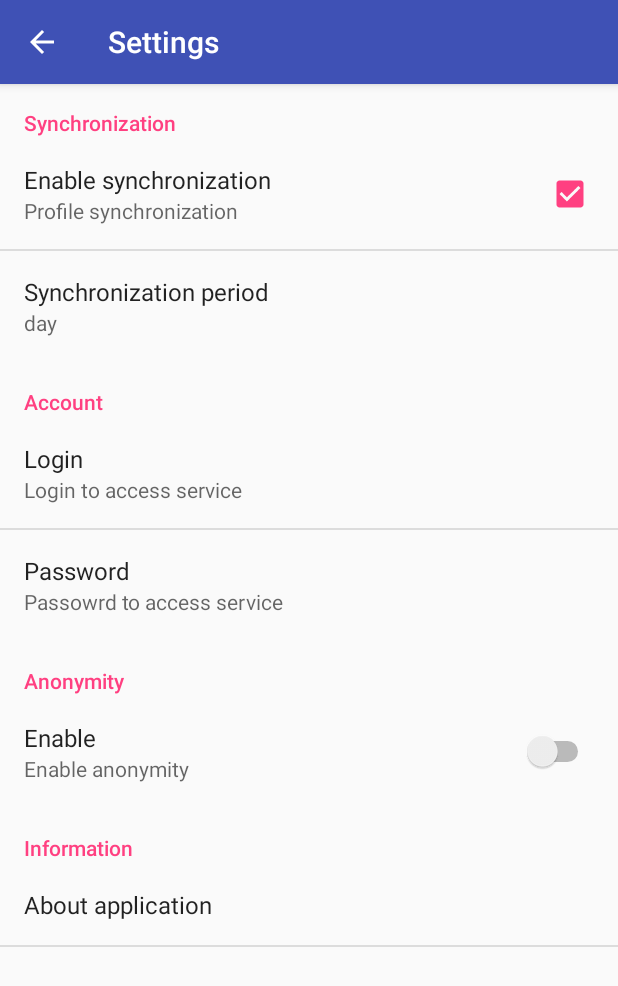
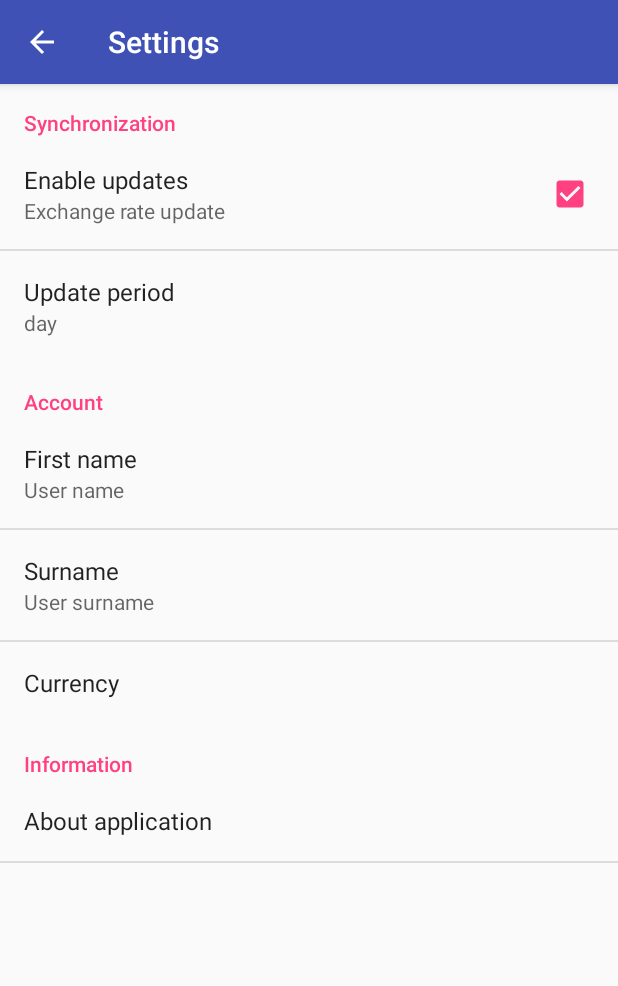
Before and after one commit to Neronse/yft, an Android app: the SettingsActivity screen opened directly, with no data from a screen before it, on a phone screen of 412 x 824 dp. Shown: the top 986 px of the screen. Run offline under Robolectric (Android 15) with nearby library versions, the phone set to English and light mode, and no system bars.

Commit message:
Settings screen edited

```diff
--- a/app/src/main/java/com/yaschool/neronse/yft/SettingsActivity.kt
+++ b/app/src/main/java/com/yaschool/neronse/yft/SettingsActivity.kt
@@ -53,8 +53,10 @@ class SettingsActivity : AppCompatPreferenceActivity() {
             // to their values. When their values change, their summaries are
             // updated to reflect the new value, per the Android Design
             // guidelines.
-            bindPreferenceSummaryToValue(findPreference("pref_syncSyncInterval"))
-            bindPreferenceSummaryToValue(findPreference("pref_accountLogin"))
+            bindPreferenceSummaryToValue(findPreference("pref_UpdateInterval"))
+            bindPreferenceSummaryToValue(findPreference("pref_accountName"))
+            bindPreferenceSummaryToValue(findPreference("pref_accountPassword"))
+            bindPreferenceSummaryToValue(findPreference("pref_currencyType"))
         }
 
         override fun onOptionsItemSelected(item: MenuItem): Boolean {
--- a/app/src/main/res/values/array.xml
+++ b/app/src/main/res/values/array.xml
@@ -12,4 +12,15 @@
         <item>1h</item>
         <item>1d</item>
     </string-array>
+
+    <string-array name="pref_currency_entries">
+        <item>Rubles</item>
+        <item>Dollars</item>
+
+    </string-array>
+
+    <string-array name="pref_currency_values">
+        <item>RUB</item>
+        <item>USD</item>
+    </string-array>
 </resources>
--- a/app/src/main/res/values/strings.xml
+++ b/app/src/main/res/values/strings.xml
@@ -5,24 +5,19 @@
 
     <!-- Strings related to Settings -->
 
-    <string name="pref_sync">pref_sync</string>
-    <string name="pref_key_account_settings">pref_key_account_settings</string>
-    <string name="pref_accountPassword">pref_accountPassword</string>
-    <string name="pref_key_anonymous">pref_key_anonymous</string>
-    <string name="pref_key_anonymous_settings">pref_key_anonymous_settings</string>
-    <string name="anonymous">Anonymity</string>
+    <string name="pref_sync" translatable="false">pref_sync</string>
+    <string name="pref_key_account_settings" translatable="false">pref_key_account_settings</string>
+    <string name="pref_accountPassword" translatable="false">pref_accountPassword</string>
     <string name="enable">Enable</string>
-    <string name="enable_anonymity">Enable anonymity</string>
-    <string name="password">Password</string>
-    <string name="password_description">Passowrd to access service</string>
-    <string name="login">Login</string>
-    <string name="login_description">Login to access service</string>
+    <string name="surname_description">User surname</string>
+    <string name="login">First name</string>
+    <string name="login_description">User name</string>
     <string name="account">Account</string>
-    <string name="synchronization_descroption">How often synchronize with a remote server</string>
-    <string name="synchronize_period">Synchronization period</string>
+    <string name="update_time_description">How often update exchange rates</string>
+    <string name="update_period">Update  period</string>
     <string name="synchronization">Synchronization</string>
-    <string name="enable_synchronization">Enable synchronization</string>
-    <string name="synchronize_decription">Profile synchronization</string>
+    <string name="enable_updates">Enable updates</string>
+    <string name="update_description">Exchange rate update</string>
     <string name="about_description">Any text about app, author rights and another boring things</string>
     <string name="about_title">About app</string>
     <string name="information">Information</string>
@@ -36,4 +31,10 @@
     <string name="last_update">Last update:</string>
     <string name="refresh">refresh</string>
     <string name="history">History</string>
+    <string name="dialog_update_title">Choose period</string>
+    <string name="surname">Surname</string>
+    <string name="pref_currencyType" translatable="false">pref_currencyType</string>
+    <string name="currency">Currency</string>
+    <string name="currencyType">Currency type</string>
+    <string name="chooseCurrency">Choose currency</string>
 </resources>
--- a/app/src/main/res/xml/pref_main.xml
+++ b/app/src/main/res/xml/pref_main.xml
@@ -5,16 +5,16 @@
         android:key="pref_key_sync_settings">
         <CheckBoxPreference
             android:key="@string/pref_sync"
-            android:title="@string/enable_synchronization"
-            android:summary="@string/synchronize_decription"
+            android:title="@string/enable_updates"
+            android:summary="@string/update_description"
             android:defaultValue="true" />
         <!--            from res/values/arrays.xml        -->
         <ListPreference
             android:dependency="pref_sync"
-            android:key="pref_syncSyncInterval"
-            android:title="@string/synchronize_period"
-            android:summary="@string/synchronization_descroption"
-            android:dialogTitle="Выберите период"
+            android:key="pref_UpdateInterval"
+            android:title="@string/update_period"
+            android:summary="@string/update_time_description"
+            android:dialogTitle="@string/dialog_update_title"
             android:entries="@array/pref_syncConnectionTypes_entries"
             android:entryValues="@array/pref_syncConnectionTypes_values"
             android:defaultValue="1d" />
@@ -22,22 +22,24 @@
     <PreferenceCategory
         android:title="@string/account"
         android:key="@string/pref_key_account_settings">
-        <EditTextPreference android:title="@string/login"
-            android:key="pref_accountLogin"
-            android:summary="@string/login_description"/>
-        <EditTextPreference android:title="@string/password"
+        <EditTextPreference
+            android:key="pref_accountName"
+            android:summary="@string/login_description"
+            android:title="@string/login" />
+        <EditTextPreference
+            android:title="@string/surname"
             android:key="@string/pref_accountPassword"
-            android:password="true"
-            android:summary="@string/password_description"/>
+            android:summary="@string/surname_description"/>
+        <ListPreference
+            android:key="@string/pref_currencyType"
+            android:title="@string/currency"
+            android:summary="@string/currencyType"
+            android:dialogTitle="@string/chooseCurrency"
+            android:entries="@array/pref_currency_entries"
+            android:entryValues="@array/pref_currency_values"
+            android:defaultValue="1d" />
     </PreferenceCategory>
-    <PreferenceCategory
-        android:title="@string/anonymous"
-        android:key="@string/pref_key_anonymous_settings">
-        <SwitchPreference
-            android:title="@string/enable"
-            android:key="@string/pref_key_anonymous"
-            android:summary="@string/enable_anonymity"/>
-    </PreferenceCategory>
+
     <PreferenceCategory
         android:title="@string/information">
         <PreferenceScreen
```
Also changed, not shown: 1 other file.
